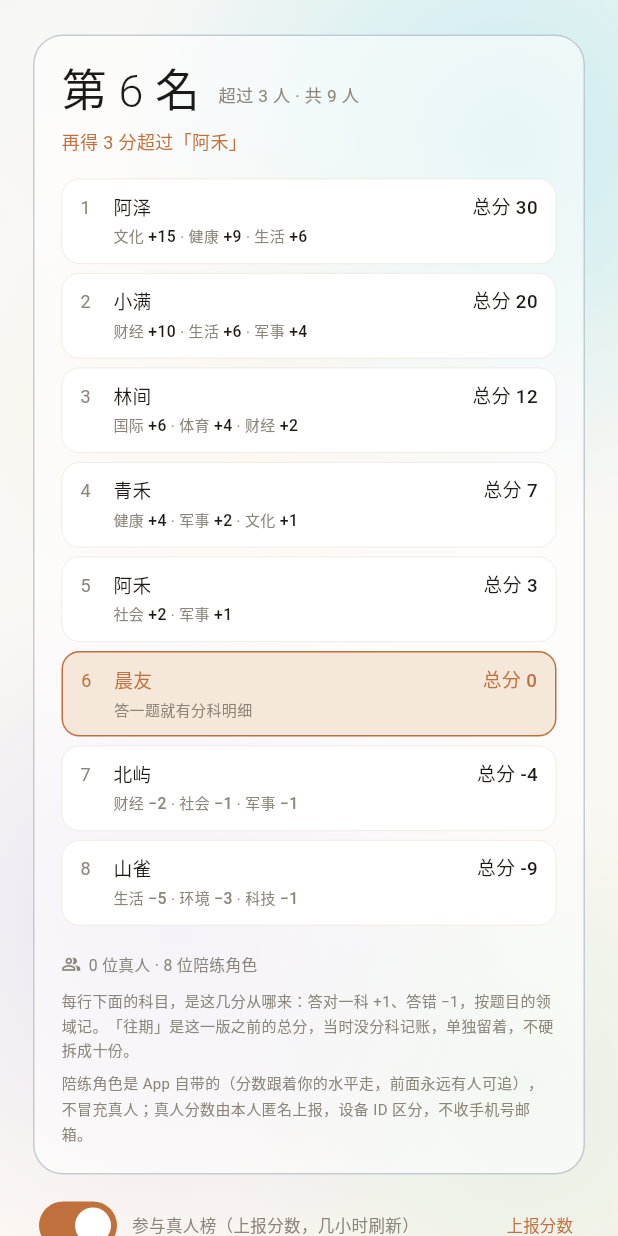
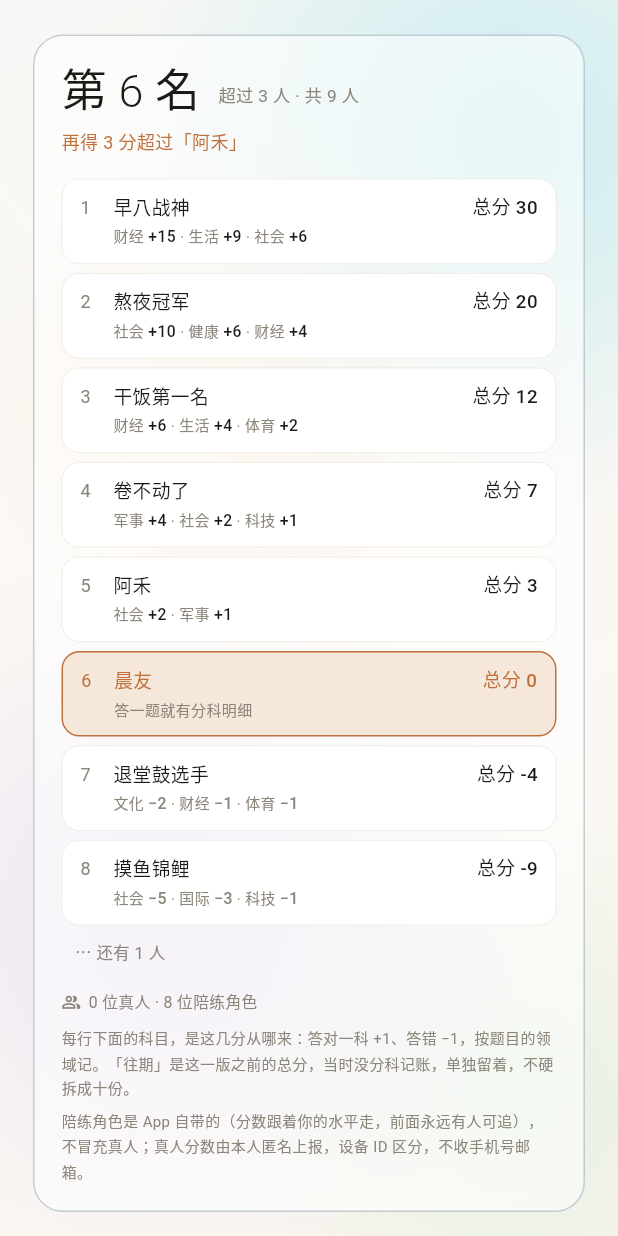
Before and after one commit to xia259214-beep/morning-app, a Flutter app: the RankPage screen opened directly, scrolled down 576 dp, on a phone screen of 412 x 824 dp. Run offline on Flutter 3.47's test engine with Material 3 defaults, Android fonts, the phone set to English and light mode, and no system bars; accounts and stored records are empty; network calls fail.

Commit message:
v1.21.1：陪练角色换成有网感的活人名
原来八个清一色两字雅号（阿泽/小满/林间/青禾/北屿/晚舟），
看着像诗号不像人。现在长短混搭、带点贱嗖嗖的劲儿：
早八战神、熬夜冠军、干饭第一名、卷不动了、
阿禾、退堂鼓选手、摸鱼锦鲤、山雀。
「阿禾」仍固定 +3 分当抬手就够得着的追超目标。

顺手：榜单被折叠时末尾补「⋯ 还有 N 人」，
原来直接截断，看起来像榜单就到这里为止。

```diff
--- a/lib/core.dart
+++ b/lib/core.dart
@@ -9,7 +9,7 @@ import 'glass.dart';
 import 'liquid.dart';
 
 /// App 版本号（与 pubspec.yaml 同步）。展示与崩溃日志都用它，避免写死多处。
-const String kAppVersion = '1.21.0';
+const String kAppVersion = '1.21.1';
 
 // ============================================================================
 // 1. 设计系统（Minimal / 安静 / 温暖）
--- a/lib/leaderboard.dart
+++ b/lib/leaderboard.dart
@@ -140,8 +140,13 @@ class LeaderSnapshot {
 
 /// 内置对手：名字固定，分差锚定在自己附近。
 /// 前四个在上方，后四个在下方，保证「抬手就够得着」的目标一直存在。
+///
+/// 名字要像活人：短的两个字、长的五六个字，一半带点网络味儿——
+/// 真实榜单上就是这种画风，清一色两字雅号反而像编的。
+/// 「阿禾」固定 +3，是那个抬手就够得着的追超目标，别挪。
 const List<String> kBuiltInNicks = <String>[
-  '阿泽', '小满', '林间', '青禾', '阿禾', '北屿', '山雀', '晚舟',
+  '早八战神', '熬夜冠军', '干饭第一名', '卷不动了',
+  '阿禾', '退堂鼓选手', '摸鱼锦鲤', '山雀',
 ];
 
 /// 各自相对你总分的偏移。第 5 个「阿禾」= +3，就是概念图里那句
--- a/lib/pages_rank.dart
+++ b/lib/pages_rank.dart
@@ -537,14 +537,29 @@ class _RankPageState extends State<RankPage> {
       out.add(b.rows[i]);
       last = i;
     }
+    // 末尾还剩人时也留一行「还有 N 人」，否则榜单看起来就到这里为止了，
+    // 明明还有排名在自己后面的人。
+    final rest = b.rows.length - 1 - last;
+    if (rest > 0) {
+      out.add(RankEntry(
+          id: '__gap_end',
+          nick: '⋯',
+          total: 0,
+          answered: 0,
+          builtIn: true,
+          city: '$rest'));
+    }
     return out;
   }
 
   Widget _boardRow(RankEntry e) {
     if (e.nick == '⋯') {
+      // city 里塞的是「还剩几个人」，末尾那一行用得上
+      final rest = e.city;
       return Padding(
         padding: const EdgeInsets.symmetric(vertical: 4),
-        child: Text('   ⋯', style: TextStyle(fontSize: 11, color: AppColor.sub)),
+        child: Text(rest.isEmpty ? '   ⋯' : '   ⋯ 还有 $rest 人',
+            style: TextStyle(fontSize: 11, color: AppColor.sub)),
       );
     }
     final me = e.id == Leaderboard.myId;
--- a/pubspec.yaml
+++ b/pubspec.yaml
@@ -2,7 +2,7 @@ name: morning
 description: "晨序 MORNING —— 让每一个清晨都有意义。Android 智能闹钟与晨间流程 App（V1）。"
 publish_to: 'none'
 
-version: 1.21.0+37
+version: 1.21.1+38
 
 environment:
   sdk: ^3.5.4
```
Also changed, not shown: 2 other files.
